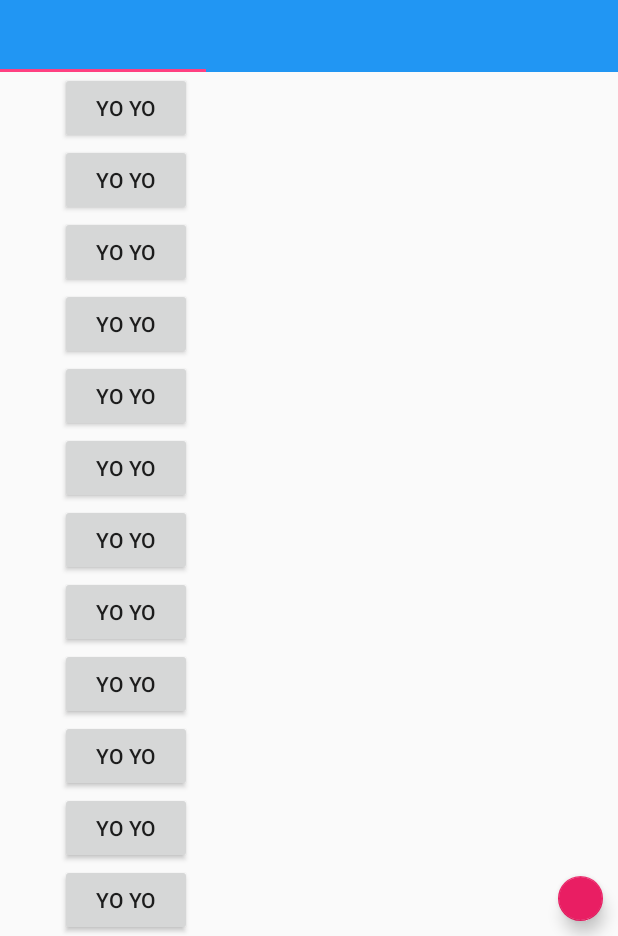
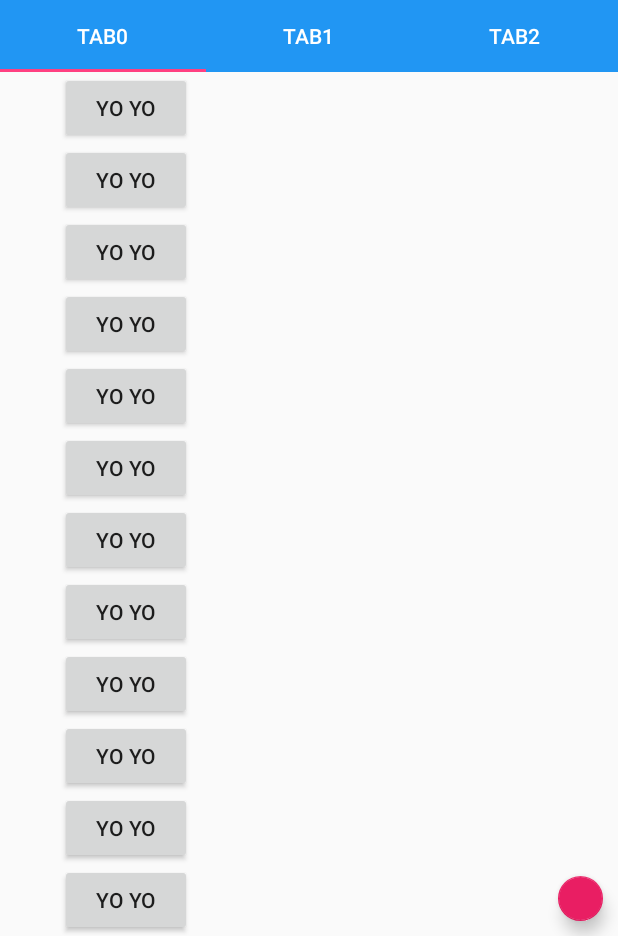
Before and after one commit to daoyua/design, an Android app: the screen it shows after launch (MainActivity), on a phone screen of 412 x 824 dp, the part 300-1236 px from its top. Run offline under Robolectric (Android 15) with nearby library versions, the phone set to English and light mode, and no system bars.

Commit message:
解决了tablayout的tab不展示问题，就是viewpager会自动创建tab

```diff
--- a/app/src/main/java/com/module/zy/moduleproject/MainActivity.java
+++ b/app/src/main/java/com/module/zy/moduleproject/MainActivity.java
@@ -50,16 +50,6 @@ public class MainActivity extends AppCompatActivity {
 
         snakerview = findViewById(R.id.container);
 
-        tabLayout = findViewById(R.id.tabLayout);
-        tabLayout.addTab(tabLayout.newTab().setText("tab1"));
-        tabLayout.addTab(tabLayout.newTab().setText("tab2"));
-        tabLayout.addTab(tabLayout.newTab().setText("tab3"));
-        tabLayout.setupWithViewPager(new ViewPager(this));
-
-
-        viewpageer = findViewById(R.id.viewpageer);
-
-
         CollapsingToolbarLayout collapsingToolbarLayout = (CollapsingToolbarLayout) findViewById(R.id.collapsingToolbarLayout);
         collapsingToolbarLayout.setTitle("Design Library");
 
@@ -100,10 +90,23 @@ public class MainActivity extends AppCompatActivity {
         listFragments.add(f1);
         listFragments.add(f2);
         listFragments.add(f3);
+        viewpageer = findViewById(R.id.viewpageer);
+
 
         fragmentPagerAdapter = new TabFragmentPagerAdapter(getSupportFragmentManager(), listFragments);
         viewpageer.setAdapter(fragmentPagerAdapter);
+
+        tabLayout = findViewById(R.id.tabLayout);
+
         tabLayout.setupWithViewPager(viewpageer);
+//        tabLayout.addTab(tabLayout.newTab().setText("tab1"));
+//        tabLayout.addTab(tabLayout.newTab().setText("tab2"));
+//        tabLayout.addTab(tabLayout.newTab().setText("tab3"));
+        for(int i=0;i<tabLayout.getTabCount();i++){
+            TabLayout.Tab tabAt = tabLayout.getTabAt(i);
+            tabAt.setText("Tab"+i);
+        }
+
         viewpageer.addOnPageChangeListener(new ViewPager.OnPageChangeListener() {
             @Override
             public void onPageScrolled(int position, float positionOffset, int positionOffsetPixels) {
--- a/app/src/main/res/layout/activity_main.xml
+++ b/app/src/main/res/layout/activity_main.xml
@@ -14,20 +14,14 @@
         <androidx.coordinatorlayout.widget.CoordinatorLayout
             android:id="@+id/rootlayout"
             android:layout_width="match_parent"
-            android:layout_height="match_parent"
+            android:layout_height="wrap_content"
             android:fitsSystemWindows="true"
             tools:context=".MainActivity">
 
-            <androidx.viewpager.widget.ViewPager
-                android:id="@+id/viewpageer"
 
-                android:layout_width="match_parent"
-                android:layout_height="match_parent"
-                app:layout_behavior="@string/appbar_scrolling_view_behavior">
-
-            </androidx.viewpager.widget.ViewPager>
 
             <com.google.android.material.appbar.AppBarLayout
+                android:id="@+id/appbar"
                 android:layout_width="match_parent"
                 android:layout_height="wrap_content"
                 android:fitsSystemWindows="true"
@@ -43,9 +37,11 @@
                     <ImageView
                         android:layout_width="match_parent"
                         android:layout_height="match_parent"
+                        android:fitsSystemWindows="true"
                         android:scaleType="centerCrop"
                         android:src="@mipmap/fengjing"
-                        app:layout_collapseMode="parallax" />
+                        app:layout_collapseMode="parallax"
+                        app:layout_collapseParallaxMultiplier="0.7" />
 
                     <androidx.appcompat.widget.Toolbar
                         android:id="@+id/toolbar"
@@ -53,30 +49,37 @@
                         android:layout_height="?attr/actionBarSize"
                         app:layout_collapseMode="pin"
                         app:popupTheme="@style/ThemeOverlay.AppCompat.Light"
-                        app:theme="@style/ThemeOverlay.AppCompat.Dark.ActionBar">
-                        <!--app:layout_scrollFlags="scroll|enterAlways"
-                        android:background="?attr/colorPrimary"-->
+                        app:theme="@style/ThemeOverlay.AppCompat.Dark.ActionBar"
+                        app:layout_scrollFlags="scroll|enterAlways"
+
+                        >
                     </androidx.appcompat.widget.Toolbar>
 
 
                 </com.google.android.material.appbar.CollapsingToolbarLayout>
 
                 <com.google.android.material.tabs.TabLayout
-                    app:layout_behavior="@string/appbar_scrolling_view_behavior"
                     android:id="@+id/tabLayout"
                     android:layout_width="match_parent"
                     android:layout_height="wrap_content"
+                    app:layout_behavior="@string/appbar_scrolling_view_behavior"
                     app:layout_scrollFlags="enterAlways"
                     app:tabGravity="fill"
                     app:tabIndicatorColor="#FF4081"
                     app:tabMode="fixed"
-                    app:tabTextColor="#000000"
+                    app:tabTextColor="#ffffff"
                     app:theme="@style/ThemeOverlay.AppCompat.Dark.ActionBar" />
+
             </com.google.android.material.appbar.AppBarLayout>
+            <androidx.viewpager.widget.ViewPager
+                app:layout_behavior="@string/appbar_scrolling_view_behavior"
+                android:id="@+id/viewpageer"
+                android:layout_width="match_parent"
+                android:layout_height="wrap_content"
 
+                >
 
-
-
+            </androidx.viewpager.widget.ViewPager>
 
         </androidx.coordinatorlayout.widget.CoordinatorLayout>
 
@@ -86,6 +89,7 @@
             android:layout_width="wrap_content"
             android:layout_height="match_parent"
             android:layout_gravity="start"
+            android:visibility="gone"
             app:headerLayout="@layout/nav_header"
             app:itemIconTint="#333"
             app:itemTextColor="#333"
```
